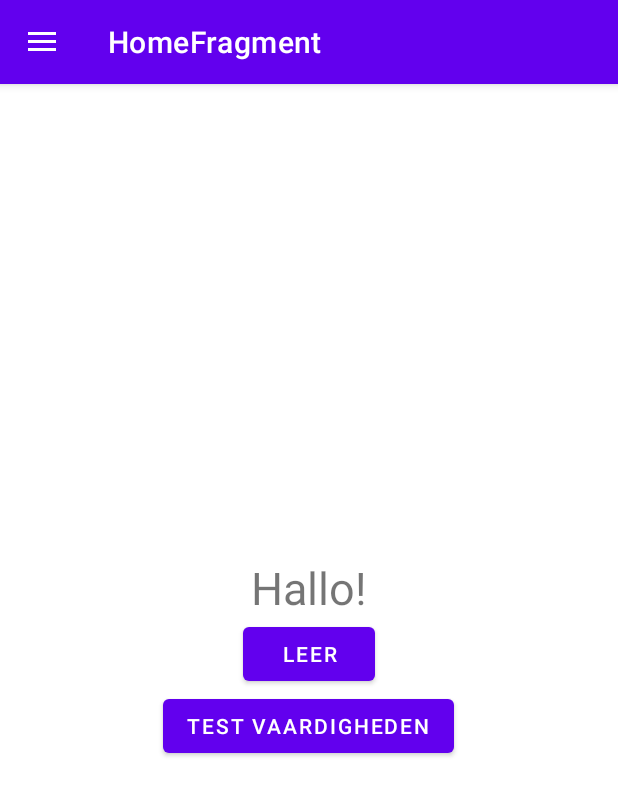
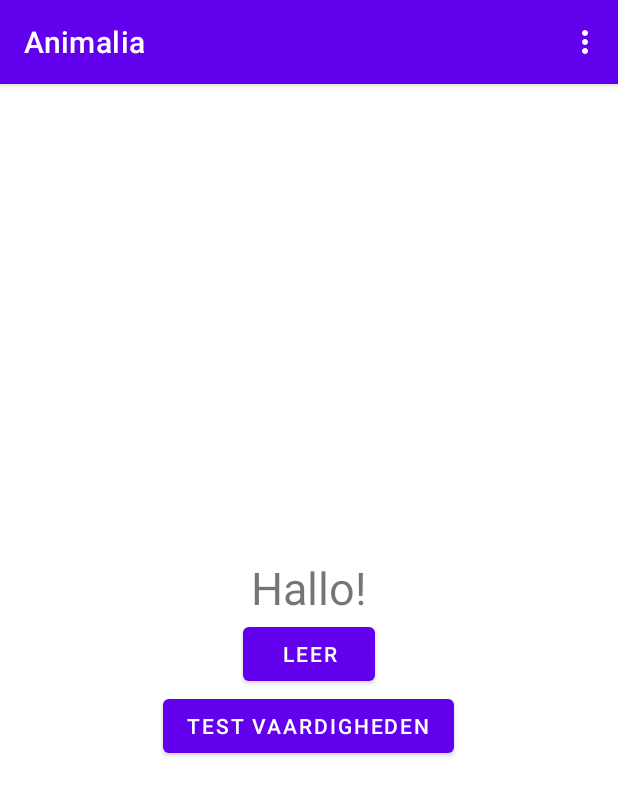
Before and after one commit to HanneVerstraete/Animalia, an Android app: the screen it shows after launch (MainActivity), on a phone screen of 412 x 824 dp. Shown: the top 796 px of the screen. Run offline under Robolectric (Android 15) with nearby library versions, the phone set to English and light mode, and no system bars; our stand-ins replace data binding, navigation-ui.

Commit message:
feature True/False game: add layout files for game + add navigation setup (WIP)

```diff
--- a/app/src/main/java/com/example/animalia/MainActivity.kt
+++ b/app/src/main/java/com/example/animalia/MainActivity.kt
@@ -18,20 +18,20 @@
         super.onCreate(savedInstanceState)
         setContentView(R.layout.activity_main)
 
-        drawerLayout = findViewById(R.id.drawerLayout)
-        val navView: NavigationView = findViewById(R.id.navView)
-
-        val navController = this.findNavController(R.id.navHostFragment)
-        NavigationUI.setupActionBarWithNavController(this, navController, drawerLayout)
-
-        appBarConfiguration = AppBarConfiguration(navController.graph, drawerLayout)
-        NavigationUI.setupWithNavController(navView, navController)
+//        drawerLayout = findViewById(R.id.drawerLayout)
+//        val navView: NavigationView = findViewById(R.id.navView)
+//
+//        val navController = this.findNavController(R.id.navHostFragment)
+//        NavigationUI.setupActionBarWithNavController(this, navController, drawerLayout)
+//
+//        appBarConfiguration = AppBarConfiguration(navController.graph, drawerLayout)
+//        NavigationUI.setupWithNavController(navView, navController)
 
     }
-
-    override fun onSupportNavigateUp(): Boolean {
-        val navController = this.findNavController(R.id.navHostFragment)
-        return NavigationUI.navigateUp(navController, drawerLayout)
-    }
+//
+//    override fun onSupportNavigateUp(): Boolean {
+//        val navController = this.findNavController(R.id.navHostFragment)
+//        return NavigationUI.navigateUp(navController, drawerLayout)
+//    }
 
 }
--- /dev/null
+++ b/app/src/main/res/menu/navdrawer_menu.xml
@@ -0,0 +1,6 @@
+<?xml version="1.0" encoding="utf-8"?>
+<menu xmlns:android="http://schemas.android.com/apk/res/android">
+    <item
+        android:id="@+id/lessonFragment"
+        android:title="Lesson" />
+</menu>
--- /dev/null
+++ b/app/src/main/res/menu/overflow_menu.xml
@@ -0,0 +1,6 @@
+<?xml version="1.0" encoding="utf-8"?>
+<menu xmlns:android="http://schemas.android.com/apk/res/android">
+    <item
+        android:id="@+id/lessonFragment"
+        android:title="Lesson" />
+</menu>
--- a/app/src/main/res/navigation/navigation.xml
+++ b/app/src/main/res/navigation/navigation.xml
@@ -29,7 +29,7 @@
     </fragment>
     <fragment
         android:id="@+id/truefalseFragment"
-        android:name="com.example.animalia.TruefalseFragement"
+        android:name="com.example.animalia.TruefalseFragment"
         android:label="TruefalseFragment"
         tools:layout="@layout/fragment_truefalse">
         <action
@@ -41,7 +41,7 @@
     </fragment>
     <fragment
         android:id="@+id/truefalseLoseFragment"
-        android:name="com.example.animalia.TruefalseLoseFragement"
+        android:name="com.example.animalia.TruefalseLoseFragment"
         android:label="TruefalseLoseFragment"
         tools:layout="@layout/fragment_truefalse_lose">
         <action
@@ -50,7 +50,7 @@
     </fragment>
     <fragment
         android:id="@+id/truefalseWinFragment"
-        android:name="com.example.animalia.TruefalseWinFragement"
+        android:name="com.example.animalia.TruefalseWinFragment"
         android:label="TruefalseWinFragment"
         tools:layout="@layout/fragment_truefalse_win">
         <action
```
Also changed, not shown: app/build.gradle (+8 -0 lines), app/src/main/java/com/example/animalia/LessonFragment.kt (+14 -3 lines), app/src/main/java/com/example/animalia/TruefalseFragment.kt (added, +61 -0 lines), app/src/main/java/com/example/animalia/TruefalseLoseFragment.kt (added, +59 -0 lines), app/src/main/java/com/example/animalia/TruefalseWinFragment.kt (added, +59 -0 lines).
